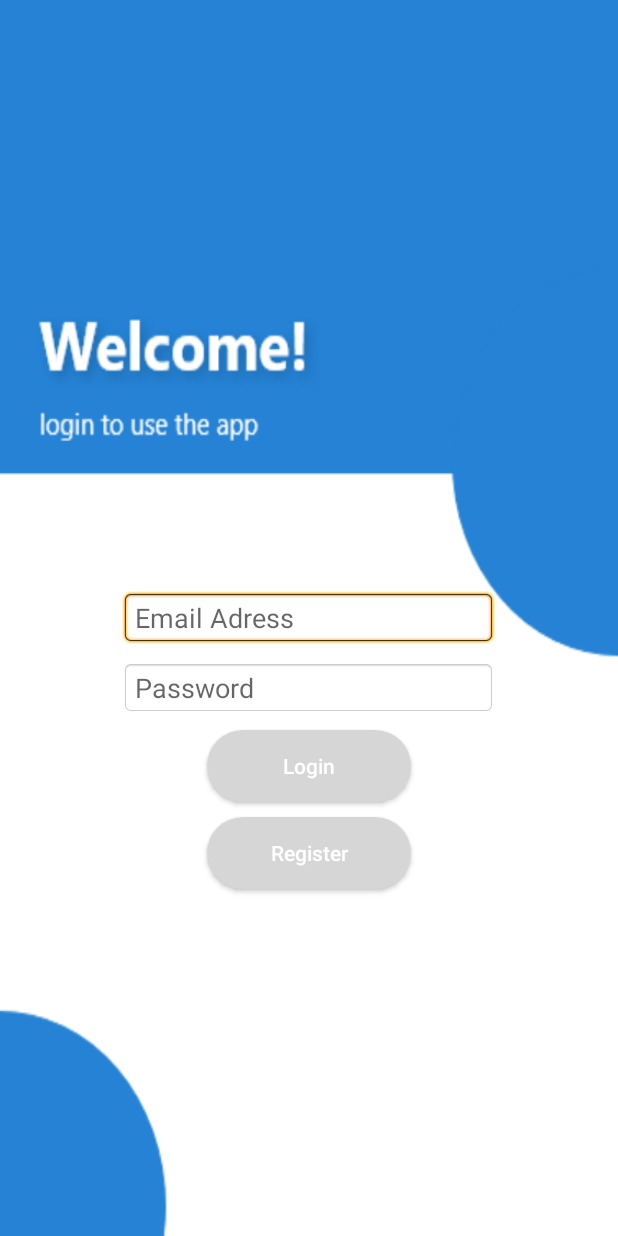
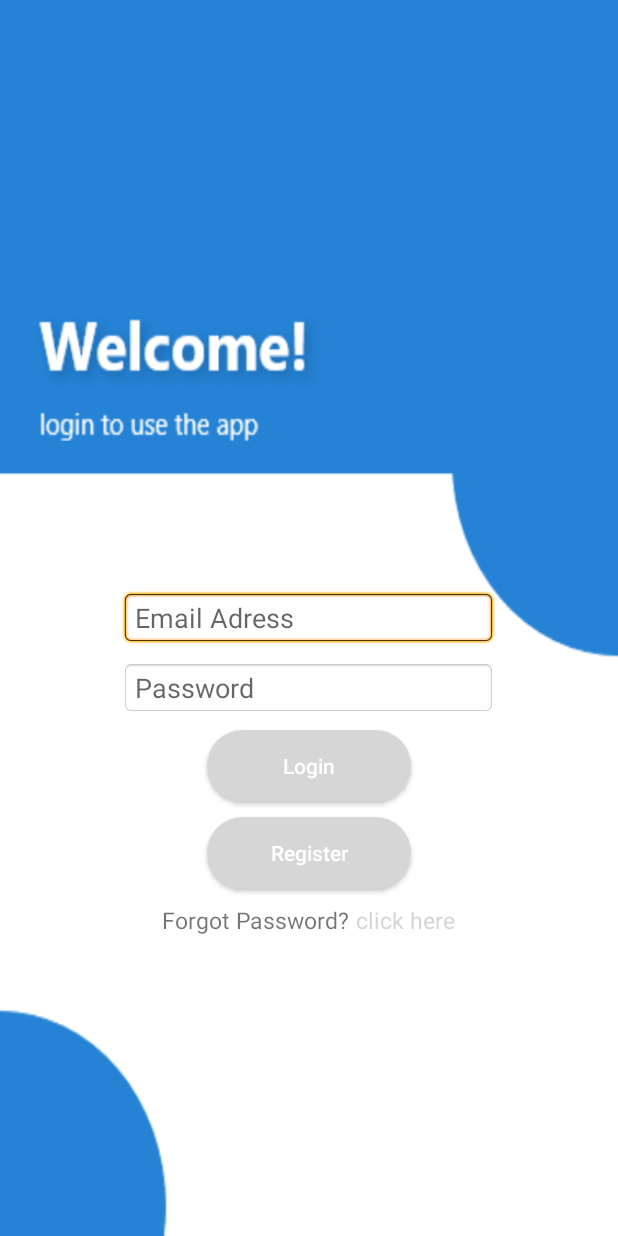
Before and after one commit to GawthamW97/VisitingCard, an Android app: the screen it shows after launch (LoginActivity), on a phone screen of 412 x 824 dp. Run offline under Robolectric (Android 15) with nearby library versions, the phone set to English and light mode, and no system bars; our stand-ins replace Firebase (no records; nobody signed in at launch, a user with empty details on screens opened directly).

Commit message:
Forgot password functionality implemented

```diff
--- a/app/src/main/java/com/ilm/visitingcard_v11/DeleteAccountActivity.java
+++ b/app/src/main/java/com/ilm/visitingcard_v11/DeleteAccountActivity.java
@@ -11,8 +11,6 @@ import android.widget.Toast;
 
 import androidx.annotation.NonNull;
 import androidx.appcompat.app.AppCompatActivity;
-import androidx.fragment.app.FragmentManager;
-import androidx.fragment.app.FragmentTransaction;
 
 import com.google.android.gms.tasks.OnCompleteListener;
 import com.google.android.gms.tasks.OnFailureListener;
@@ -31,8 +29,6 @@ public class DeleteAccountActivity extends AppCompatActivity {
     Button confirm;
     FirebaseAuth mAuth = FirebaseAuth.getInstance();
     FirebaseFirestore db = FirebaseFirestore.getInstance();
-    FragmentManager fragmentManager;
-    FragmentTransaction fragmentTransaction;
     ProgressBar progressBar;
     FirebaseStorage storage = FirebaseStorage.getInstance();
     StorageReference storageRef = storage.getReference();
--- a/app/src/main/java/com/ilm/visitingcard_v11/Fragments/DialogFragment.java
+++ b/app/src/main/java/com/ilm/visitingcard_v11/Fragments/DialogFragment.java
@@ -59,8 +59,7 @@ public class DialogFragment extends AppCompatDialogFragment {
         try{
             listener = (DialogList) context;
         }catch (ClassCastException e){
-            throw new ClassCastException(context.toString()+
-                    "must implement Dialog");
+            throw new ClassCastException(context.toString() + " must implement Dialog");
         }
     }
 
--- a/app/src/main/java/com/ilm/visitingcard_v11/LoginActivity.java
+++ b/app/src/main/java/com/ilm/visitingcard_v11/LoginActivity.java
@@ -6,6 +6,7 @@ import android.view.View;
 import android.widget.Button;
 import android.widget.EditText;
 import android.widget.ProgressBar;
+import android.widget.TextView;
 import android.widget.Toast;
 
 import androidx.annotation.NonNull;
@@ -25,6 +26,7 @@ public class LoginActivity extends AppCompatActivity {
     private Button btnLogin;
     private ProgressBar loginProgress;
     private FirebaseAuth mAuth;
+    private TextView resetPwd;
 
     @Override
     protected void onCreate(Bundle savedInstanceState) {
@@ -37,8 +39,17 @@ public class LoginActivity extends AppCompatActivity {
         Button btnRegister = findViewById(R.id.registerBtn);
         loginProgress = findViewById(R.id.login_progress);
         mAuth = FirebaseAuth.getInstance();
+        resetPwd = findViewById(R.id.forgot_pwd);
 
         loginProgress.setVisibility(View.INVISIBLE);
+
+
+        resetPwd.setOnClickListener(new View.OnClickListener() {
+            @Override
+            public void onClick(View v) {
+                startActivity(new Intent(LoginActivity.this,ResetPasswordActivity.class));
+            }
+        });
 
         //ON BUTTON CLICK VERIFY THE FIELDS AND INPUTS
         btnLogin.setOnClickListener(new View.OnClickListener() {
--- a/app/src/main/java/com/ilm/visitingcard_v11/NavigationActivity.java
+++ b/app/src/main/java/com/ilm/visitingcard_v11/NavigationActivity.java
@@ -115,6 +115,7 @@ public class NavigationActivity extends AppCompatActivity implements NavigationV
         if (drawerLayout.isDrawerOpen(GravityCompat.START)){        //If the navigation drawer is open, then close
             drawerLayout.closeDrawer(GravityCompat.START);
         }else{
+            System.exit(0);
             super.onBackPressed();
         }
     }
--- a/app/src/main/res/layout/activity_change_pass.xml
+++ b/app/src/main/res/layout/activity_change_pass.xml
@@ -83,10 +83,10 @@
             <Button
                 android:layout_width="wrap_content"
                 android:layout_height="wrap_content"
-                android:text="Back"
+                android:text="Clear"
                 android:textAllCaps="false"
                 style="@style/AppTheme.RoundedCornerMaterialButton"
-                android:id="@+id/back_btn"/>
+                android:id="@+id/clear"/>
         </LinearLayout>
     </RelativeLayout>
 </androidx.swiperefreshlayout.widget.SwipeRefreshLayout>
--- a/app/src/main/res/layout/activity_create.xml
+++ b/app/src/main/res/layout/activity_create.xml
@@ -30,8 +30,8 @@
                 <com.mikhaellopez.circularimageview.CircularImageView
                     android:layout_width="90dp"
                     android:layout_height="90dp"
-                    app:srcCompat="@drawable/ic_person_black_24dp"
-                    android:scaleType="centerCrop"
+                    app:srcCompat="@drawable/ic_image"
+                    android:scaleType="centerInside"
                     android:layout_centerHorizontal="true"
                     app:civ_shadow_radius="2"
                     app:civ_border_color="@color/bootstrap_brand_primary"
--- a/app/src/main/res/layout/activity_user_login.xml
+++ b/app/src/main/res/layout/activity_user_login.xml
@@ -71,4 +71,28 @@
         android:layout_below="@+id/loginBtn"
         style="@style/AppTheme.RoundedCornerMaterialButton" />
 
+    <LinearLayout
+        android:layout_width="wrap_content"
+        android:layout_height="wrap_content"
+        android:orientation="horizontal"
+        android:layout_below="@+id/registerBtn"
+        android:layout_centerHorizontal="true">
+    <TextView
+        android:textSize="15sp"
+        android:layout_marginTop="10dp"
+        android:layout_width="wrap_content"
+        android:layout_height="wrap_content"
+        android:text="Forgot Password? "
+        android:id="@+id/forgot_pwd_txt"/>
+
+    <TextView
+        android:textSize="15sp"
+        android:layout_marginTop="10dp"
+        android:layout_width="wrap_content"
+        android:layout_height="wrap_content"
+        android:text="click here"
+        android:id="@+id/forgot_pwd"
+        android:textColor="@color/bootstrap_brand_primary"/>
+    </LinearLayout>
+
 </RelativeLayout>
--- a/app/src/main/res/layout/setting_menu.xml
+++ b/app/src/main/res/layout/setting_menu.xml
@@ -1,6 +1,7 @@
 <?xml version="1.0" encoding="utf-8"?>
 <RelativeLayout xmlns:android="http://schemas.android.com/apk/res/android"
     xmlns:app="http://schemas.android.com/apk/res-auto"
+    android:id="@+id/container_fragment"
     android:orientation="vertical"
     android:layout_width="match_parent"
     android:layout_height="match_parent">
```
Also changed, not shown: app/src/main/AndroidManifest.xml (+23 -21 lines), app/src/main/java/com/ilm/visitingcard_v11/ChangeMailActivity.java (+19 -4 lines), app/src/main/java/com/ilm/visitingcard_v11/ChangePassActivity.java (+6 -6 lines), app/src/main/java/com/ilm/visitingcard_v11/Fragments/SettingFragment.java (+6 -2 lines), app/src/main/java/com/ilm/visitingcard_v11/ResetPasswordActivity.java (added, +48 -0 lines), app/src/main/res/layout/activity_change_mail.xml (+9 -7 lines), app/src/main/res/layout/activity_reset_password.xml (added, +49 -0 lines).
